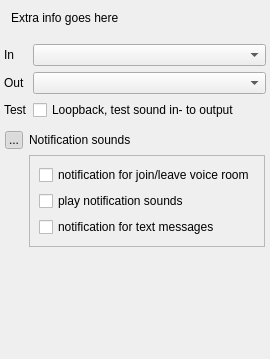
This is src/blackgui/components/audiosetupcomponent.ui in swift-project/pilotclient as Qt 5 draws it before an edit. The edited form follows.
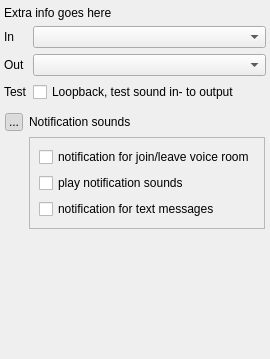
This is the edited form. Icons and pictures are not drawn.

What changed in the file:
```diff
--- a/src/blackgui/components/audiosetupcomponent.ui
+++ b/src/blackgui/components/audiosetupcomponent.ui
@@ -35,22 +35,6 @@
    <property name="bottomMargin">
     <number>2</number>
    </property>
-   <item>
-    <widget class="QWidget" name="wi_ExtraInfo" native="true">
-     <layout class="QVBoxLayout" name="vl_ExtraInfo">
-      <item>
-       <widget class="QLabel" name="lbl_ExtraInfo">
-        <property name="text">
-         <string>Extra info goes here</string>
-        </property>
-        <property name="wordWrap">
-         <bool>true</bool>
-        </property>
-       </widget>
-      </item>
-     </layout>
-    </widget>
-   </item>
    <item>
     <layout class="QFormLayout" name="fl_SetupAudio">
      <property name="sizeConstraint">
@@ -71,14 +55,14 @@
      <property name="bottomMargin">
       <number>2</number>
      </property>
-     <item row="0" column="0">
+     <item row="1" column="0">
       <widget class="QLabel" name="lbl_SetupAudioInputDevice">
        <property name="text">
         <string>In</string>
        </property>
       </widget>
      </item>
-     <item row="0" column="1">
+     <item row="1" column="1">
       <widget class="QComboBox" name="cb_SetupAudioInputDevice">
        <property name="sizePolicy">
         <sizepolicy hsizetype="Expanding" vsizetype="Preferred">
@@ -100,14 +84,14 @@
        </property>
       </widget>
      </item>
-     <item row="1" column="0">
+     <item row="2" column="0">
       <widget class="QLabel" name="lbl_SetupAudioOutputDevice">
        <property name="text">
         <string>Out</string>
        </property>
       </widget>
      </item>
-     <item row="1" column="1">
+     <item row="2" column="1">
       <widget class="QComboBox" name="cb_SetupAudioOutputDevice">
        <property name="sizePolicy">
         <sizepolicy hsizetype="Expanding" vsizetype="Preferred">
@@ -126,20 +110,30 @@
        </property>
       </widget>
      </item>
-     <item row="2" column="0">
+     <item row="3" column="0">
       <widget class="QLabel" name="lbl_SetupAudioLoopback">
        <property name="text">
         <string>Test</string>
        </property>
       </widget>
      </item>
-     <item row="2" column="1">
+     <item row="3" column="1">
       <widget class="QCheckBox" name="cb_SetupAudioLoopback">
        <property name="text">
         <string>Loopback, test sound in- to output</string>
        </property>
       </widget>
      </item>
+     <item row="0" column="0" colspan="2">
+      <widget class="QLabel" name="lbl_ExtraInfo">
+       <property name="text">
+        <string>Extra info goes here</string>
+       </property>
+       <property name="wordWrap">
+        <bool>true</bool>
+       </property>
+      </widget>
+     </item>
     </layout>
    </item>
    <item>
```
